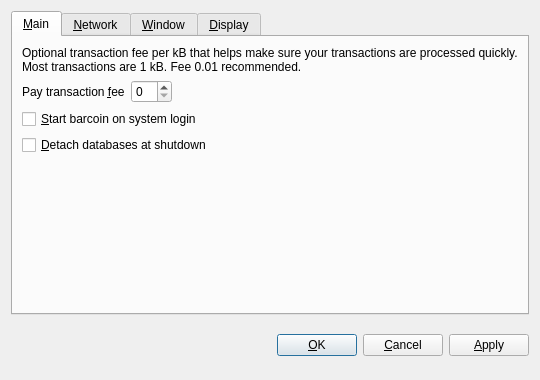
This is src/qt/forms/optionsdialog.ui in DigitalCurrencyProgramming/yabarcoin as Qt 5 draws it before an edit. The edited form follows.
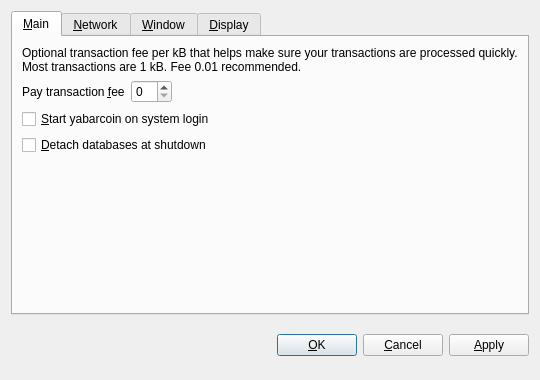
This is the edited form. The open tabs and pages were chosen to show the change. Custom widgets are drawn as their Qt base class.

What changed in the file:
```diff
--- a/src/qt/forms/optionsdialog.ui
+++ b/src/qt/forms/optionsdialog.ui
@@ -82,7 +82,7 @@
           <string>Automatically start barcoin after logging in to the system.</string>
          </property>
          <property name="text">
-          <string>&amp;Start barcoin on system login</string>
+          <string>&amp;Start yabarcoin on system login</string>
          </property>
         </widget>
        </item>
```
Left out of the diff: 10 changed lines with no effect on the pictures.
